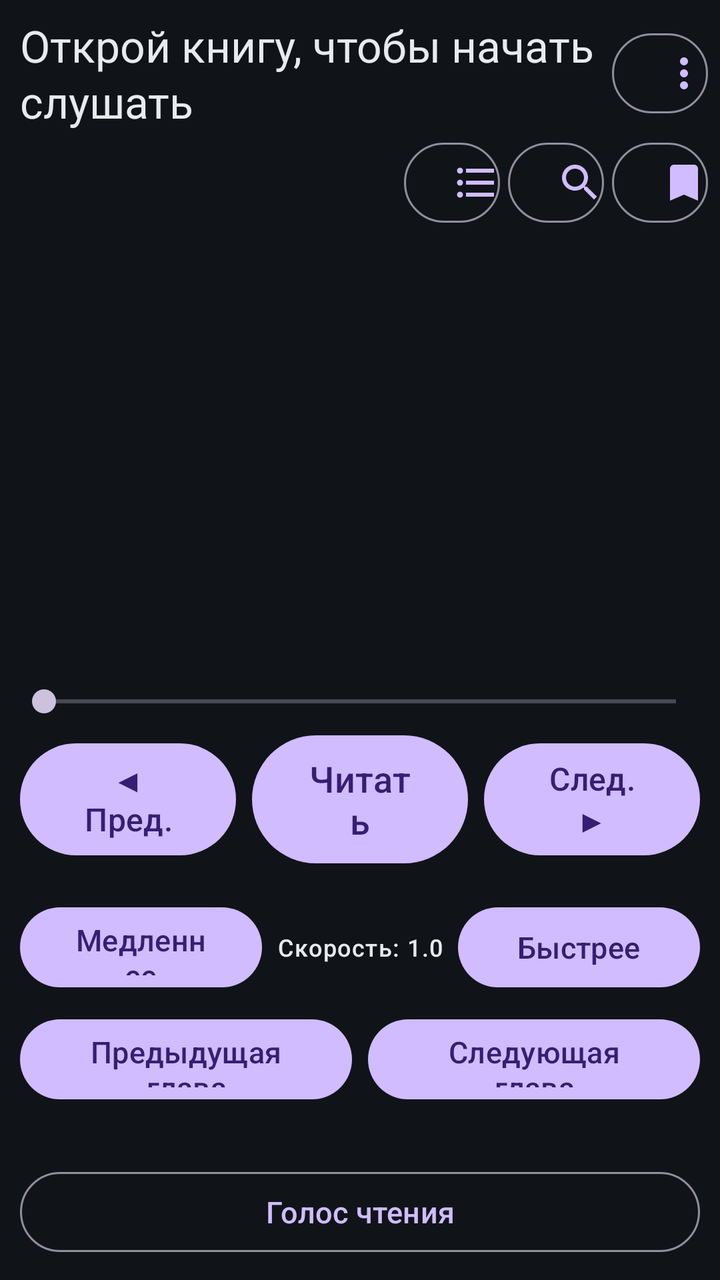
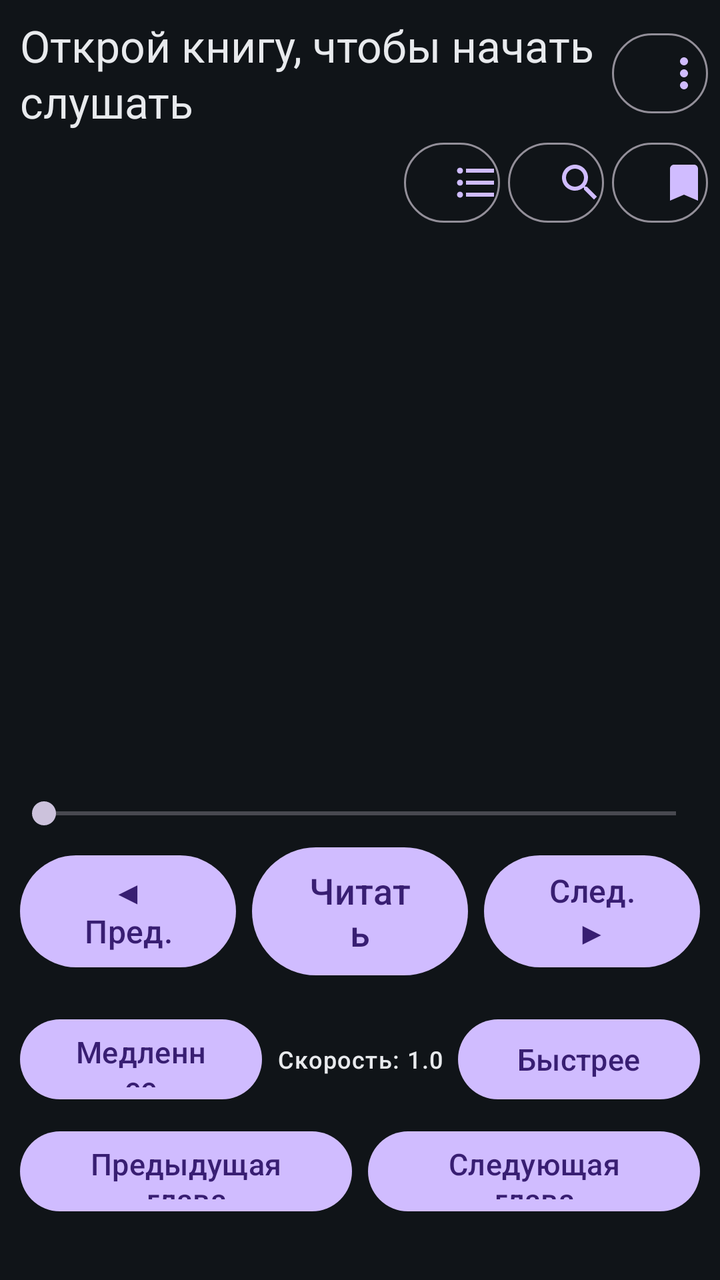

Before-and-after screenshots of an Android layout around one commit, followed by the original layout XML and the change that was made.
<!-- AndroidManifest.xml: application theme Theme.BookVoice -->
<!-- res/layout/activity_main.xml -->
<?xml version="1.0" encoding="utf-8"?>
<LinearLayout xmlns:android="http://schemas.android.com/apk/res/android"
    xmlns:app="http://schemas.android.com/apk/res-auto"
    android:layout_width="match_parent"
    android:layout_height="match_parent"
    android:background="#101418"
    android:orientation="vertical"
    android:padding="6dp">

    
    <LinearLayout
        android:layout_width="match_parent"
        android:layout_height="wrap_content"
        android:gravity="center_vertical"
        android:orientation="horizontal">

        <TextView
            android:id="@+id/tvHeader"
            android:layout_width="0dp"
            android:layout_height="wrap_content"
            android:layout_weight="1"
            android:accessibilityHeading="true"
            android:ellipsize="end"
            android:focusable="true"
            android:screenReaderFocusable="true"
            android:maxLines="2"
            android:paddingStart="4dp"
            android:paddingTop="2dp"
            android:paddingEnd="4dp"
            android:paddingBottom="2dp"
            android:text="@string/no_book"
            android:textAppearance="?attr/textAppearanceTitleLarge"
            android:textColor="#E8EAED" />

        
        <Button
            android:id="@+id/btnMore"
            style="?attr/materialButtonOutlinedStyle"
            android:layout_width="48dp"
            android:layout_height="48dp"
            android:layout_marginStart="4dp"
            android:contentDescription="@string/reader_more_cd"
            android:gravity="center"
            android:minWidth="48dp"
            app:icon="@drawable/ic_more"
            app:iconSize="24dp" />
    </LinearLayout>

    
    <LinearLayout
        android:layout_width="match_parent"
        android:layout_height="wrap_content"
        android:gravity="end|center_vertical"
        android:orientation="horizontal">

        <Button
            android:id="@+id/btnToc"
            style="?attr/materialButtonOutlinedStyle"
            android:layout_width="48dp"
            android:layout_height="48dp"
            android:layout_marginStart="4dp"
            android:contentDescription="@string/toc_btn"
            android:gravity="center"
            android:minWidth="48dp"
            app:icon="@drawable/ic_toc"
            app:iconSize="24dp" />

        <Button
            android:id="@+id/btnSearch"
            style="?attr/materialButtonOutlinedStyle"
            android:layout_width="48dp"
            android:layout_height="48dp"
            android:layout_marginStart="4dp"
            android:contentDescription="@string/search_button_cd"
            android:gravity="center"
            android:minWidth="48dp"
            app:icon="@drawable/ic_search"
            app:iconSize="24dp" />

        <Button
            android:id="@+id/btnBookmark"
            style="?attr/materialButtonOutlinedStyle"
            android:layout_width="48dp"
            android:layout_height="48dp"
            android:layout_marginStart="4dp"
            android:contentDescription="@string/bookmark_btn"
            android:gravity="center"
            android:minWidth="48dp"
            app:icon="@drawable/ic_bookmark"
            app:iconSize="24dp" />
    </LinearLayout>

    
    <LinearLayout
        android:id="@+id/searchPanel"
        android:layout_width="match_parent"
        android:layout_height="wrap_content"
        android:orientation="vertical"
        android:paddingTop="2dp"
        android:visibility="gone">

        <LinearLayout
            android:layout_width="match_parent"
            android:layout_height="wrap_content"
            android:gravity="center_vertical"
            android:orientation="horizontal">

            <EditText
                android:id="@+id/etSearch"
                android:layout_width="0dp"
                android:layout_height="48dp"
                android:layout_weight="1"
                android:autofillHints=""
                android:hint="@string/search_field_hint"
                android:imeOptions="actionSearch"
                android:importantForAutofill="no"
                android:inputType="text"
                android:maxLines="1"
                android:textColor="#E8EAED"
                android:textColorHint="#9AA0A6"
                android:textSize="16sp" />

            <Button
                android:id="@+id/btnSearchMic"
                android:layout_width="wrap_content"
                android:layout_height="48dp"
                android:layout_marginStart="4dp"
                android:contentDescription="@string/search_mic_cd"
                android:minWidth="48dp"
                android:text="🎤"
                android:textSize="18sp" />

            <Button
                android:id="@+id/btnSearchGo"
                android:layout_width="wrap_content"
                android:layout_height="48dp"
                android:layout_marginStart="4dp"
                android:text="@string/search_find_btn"
                android:textSize="15sp" />
        </LinearLayout>

        <TextView
            android:id="@+id/tvSearchResult"
            android:layout_width="match_parent"
            android:layout_height="wrap_content"
            android:gravity="center"
            android:paddingTop="2dp"
            android:paddingBottom="2dp"
            android:textAppearance="?attr/textAppearanceLabelMedium"
            android:textColor="#9AA0A6" />

        <LinearLayout
            android:layout_width="match_parent"
            android:layout_height="wrap_content"
            android:gravity="center"
            android:orientation="horizontal">

            <Button
                android:id="@+id/btnSearchPrev"
                android:layout_width="0dp"
                android:layout_height="48dp"
                android:layout_margin="2dp"
                android:layout_weight="1"
                android:text="@string/search_prev_btn"
                android:textSize="15sp" />

            <Button
                android:id="@+id/btnSearchNext"
                android:layout_width="0dp"
                android:layout_height="48dp"
                android:layout_margin="2dp"
                android:layout_weight="1"
                android:text="@string/search_next_btn"
                android:textSize="15sp" />

            <Button
                android:id="@+id/btnSearchClose"
                android:layout_width="0dp"
                android:layout_height="48dp"
                android:layout_margin="2dp"
                android:layout_weight="1"
                android:text="@string/search_close_btn"
                android:textSize="15sp" />
        </LinearLayout>
    </LinearLayout>

    <androidx.recyclerview.widget.RecyclerView
        android:id="@+id/sentenceList"
        android:layout_width="match_parent"
        android:layout_height="0dp"
        android:layout_weight="1"
        android:clipToPadding="false"
        android:paddingStart="12dp"
        android:paddingEnd="12dp"
        android:scrollbars="vertical" />

    <TextView
        android:id="@+id/tvPosition"
        android:layout_width="match_parent"
        android:layout_height="wrap_content"
        android:gravity="center"
        android:paddingTop="2dp"
        android:paddingBottom="2dp"
        android:textAppearance="?attr/textAppearanceLabelMedium"
        android:textColor="#9AA0A6" />

    <SeekBar
        android:id="@+id/seekProgress"
        android:layout_width="match_parent"
        android:layout_height="wrap_content"
        android:contentDescription="@string/seek_progress"
        android:max="0"
        android:progress="0" />

    <LinearLayout
        android:layout_width="match_parent"
        android:layout_height="wrap_content"
        android:gravity="center"
        android:orientation="horizontal"
        android:paddingBottom="6dp">

        <Button
            android:id="@+id/btnPrevSentence"
            android:layout_width="0dp"
            android:layout_height="64dp"
            android:layout_margin="4dp"
            android:layout_weight="1"
            android:contentDescription="@string/prev_sentence"
            android:text="◀ Пред."
            android:textSize="16sp" />

        <Button
            android:id="@+id/btnPlayPause"
            android:layout_width="0dp"
            android:layout_height="72dp"
            android:layout_margin="4dp"
            android:layout_weight="1"
            android:text="Читать"
            android:textSize="18sp" />

        <Button
            android:id="@+id/btnNextSentence"
            android:layout_width="0dp"
            android:layout_height="64dp"
            android:layout_margin="4dp"
            android:layout_weight="1"
            android:contentDescription="@string/next_sentence"
            android:text="След. ▶"
            android:textSize="16sp" />
    </LinearLayout>

    
    <LinearLayout
        android:id="@+id/speedRow"
        android:layout_width="match_parent"
        android:layout_height="wrap_content"
        android:gravity="center_vertical"
        android:orientation="horizontal">

        <Button
            android:id="@+id/btnSpeedDown"
            android:layout_width="0dp"
            android:layout_height="48dp"
            android:layout_margin="4dp"
            android:layout_weight="1"
            android:text="@string/speed_down"
            android:textSize="15sp" />

        <TextView
            android:id="@+id/tvSpeed"
            android:layout_width="wrap_content"
            android:layout_height="wrap_content"
            android:gravity="center"
            android:minWidth="90dp"
            android:text="@string/speed_default"
            android:textAppearance="?attr/textAppearanceLabelMedium"
            android:textColor="#E8EAED" />

        <Button
            android:id="@+id/btnSpeedUp"
            android:layout_width="0dp"
            android:layout_height="48dp"
            android:layout_margin="4dp"
            android:layout_weight="1"
            android:text="@string/speed_up"
            android:textSize="15sp" />
    </LinearLayout>

    <LinearLayout
        android:layout_width="match_parent"
        android:layout_height="wrap_content"
        android:gravity="center"
        android:orientation="horizontal">

        <Button
            android:id="@+id/btnPrevChapter"
            android:layout_width="0dp"
            android:layout_height="48dp"
            android:layout_margin="4dp"
            android:layout_weight="1"
            android:text="Предыдущая глава"
            android:textSize="15sp" />

        <Button
            android:id="@+id/btnNextChapter"
            android:layout_width="0dp"
            android:layout_height="48dp"
            android:layout_margin="4dp"
            android:layout_weight="1"
            android:text="Следующая глава"
            android:textSize="15sp" />
    </LinearLayout>

    <TextView
        android:id="@+id/tvStats"
        android:layout_width="match_parent"
        android:layout_height="wrap_content"
        android:gravity="center"
        android:paddingTop="2dp"
        android:paddingBottom="2dp"
        android:textAppearance="?attr/textAppearanceLabelMedium"
        android:textColor="#9AA0A6" />

    
    <LinearLayout
        android:layout_width="match_parent"
        android:layout_height="wrap_content"
        android:orientation="horizontal">

        <Button
            android:id="@+id/btnVoice"
            style="?attr/materialButtonOutlinedStyle"
            android:layout_width="0dp"
            android:layout_height="48dp"
            android:layout_margin="4dp"
            android:layout_weight="1"
            android:text="@string/voice_settings"
            android:textSize="15sp" />
    </LinearLayout>
</LinearLayout>
<!-- resources referenced by this layout -->
<resources>
  <!-- drawable ic_bookmark (drawable) -->
  <vector xmlns:android="http://schemas.android.com/apk/res/android"
      android:width="24dp"
      android:height="24dp"
      android:viewportWidth="24"
      android:viewportHeight="24">
      
      <path
          android:fillColor="#E8EAED"
          android:pathData="M17,3H7c-1.1,0 -1.99,0.9 -1.99,2L5,21l7,-3 7,3V5c0,-1.1 -0.9,-2 -2,-2z" />
  </vector>
  <!-- drawable ic_more (drawable) -->
  <vector xmlns:android="http://schemas.android.com/apk/res/android"
      android:width="24dp"
      android:height="24dp"
      android:viewportWidth="24"
      android:viewportHeight="24">
      
      <path
          android:fillColor="#E8EAED"
          android:pathData="M12,8c1.1,0 2,-0.9 2,-2s-0.9,-2 -2,-2 -2,0.9 -2,2 0.9,2 2,2zM12,10c-1.1,0 -2,0.9 -2,2s0.9,2 2,2 2,-0.9 2,-2 -0.9,-2 -2,-2zM12,16c-1.1,0 -2,0.9 -2,2s0.9,2 2,2 2,-0.9 2,-2 -0.9,-2 -2,-2z" />
  </vector>
  <!-- drawable ic_search (drawable) -->
  <vector xmlns:android="http://schemas.android.com/apk/res/android"
      android:width="24dp"
      android:height="24dp"
      android:viewportWidth="24"
      android:viewportHeight="24">
      
      <path
          android:fillColor="#E8EAED"
          android:pathData="M15.5,14h-0.79l-0.28,-0.27C15.41,12.59 16,11.11 16,9.5 16,5.91 13.09,3 9.5,3S3,5.91 3,9.5 5.91,16 9.5,16c1.61,0 3.09,-0.59 4.23,-1.57l0.27,0.28v0.79l5,4.99L20.49,19l-4.99,-5zM9.5,14C7.01,14 5,11.99 5,9.5S7.01,5 9.5,5 14,7.01 14,9.5 11.99,14 9.5,14z" />
  </vector>
  <!-- drawable ic_toc (drawable) -->
  <vector xmlns:android="http://schemas.android.com/apk/res/android"
      android:width="24dp"
      android:height="24dp"
      android:viewportWidth="24"
      android:viewportHeight="24">
      
      <path
          android:fillColor="#E8EAED"
          android:pathData="M4,10.5c-0.83,0 -1.5,0.67 -1.5,1.5s0.67,1.5 1.5,1.5 1.5,-0.67 1.5,-1.5 -0.67,-1.5 -1.5,-1.5zM4,4.5c-0.83,0 -1.5,0.67 -1.5,1.5S3.17,7.5 4,7.5 5.5,6.83 5.5,6 4.83,4.5 4,4.5zM4,16.5c-0.83,0 -1.5,0.68 -1.5,1.5s0.68,1.5 1.5,1.5 1.5,-0.68 1.5,-1.5 -0.67,-1.5 -1.5,-1.5zM7,19h14v-2H7v2zM7,13h14v-2H7v2zM7,5v2h14V5H7z" />
  </vector>
  <string name="bookmark_btn">Закладка</string>
  <string name="next_sentence">Следующее предложение</string>
  <string name="no_book">Открой книгу, чтобы начать слушать</string>
  <string name="prev_sentence">Предыдущее предложение</string>
  <string name="reader_more_cd">Ещё</string>
  <string name="search_button_cd">Поиск</string>
  <string name="search_close_btn">Закрыть поиск</string>
  <string name="search_field_hint">Слово для поиска</string>
  <string name="search_find_btn">Найти</string>
  <string name="search_mic_cd">Продиктовать слово для поиска</string>
  <string name="search_next_btn">Далее</string>
  <string name="search_prev_btn">Назад</string>
  <string name="seek_progress">Позиция в книге</string>
  <string name="speed_default">Скорость: 1.0</string>
  <string name="speed_down">Медленнее</string>
  <string name="speed_up">Быстрее</string>
  <string name="toc_btn">Оглавление</string>
  <string name="voice_settings">Голос чтения</string>
  <style name="Theme.BookVoice" parent="Theme.Material3.Dark.NoActionBar">
          <item name="android:windowBackground">#101418</item>
      </style>
</resources>

<!-- the commit's change to res/layout/activity_main.xml (unified diff, before → after) -->
@@ -322,19 +322,4 @@
         android:textColor="#9AA0A6" />
 
     
-    <LinearLayout
-        android:layout_width="match_parent"
-        android:layout_height="wrap_content"
-        android:orientation="horizontal">
-
-        <Button
-            android:id="@+id/btnVoice"
-            style="?attr/materialButtonOutlinedStyle"
-            android:layout_width="0dp"
-            android:layout_height="48dp"
-            android:layout_margin="4dp"
-            android:layout_weight="1"
-            android:text="@string/voice_settings"
-            android:textSize="15sp" />
-    </LinearLayout>
 </LinearLayout>
<!-- resource entries referenced after the edit -->
@@ -61,7 +61,6 @@
   <string name="speed_down">Медленнее</string>
   <string name="speed_up">Быстрее</string>
   <string name="toc_btn">Оглавление</string>
-  <string name="voice_settings">Голос чтения</string>
   <style name="Theme.BookVoice" parent="Theme.Material3.Dark.NoActionBar">
           <item name="android:windowBackground">#101418</item>
       </style>
